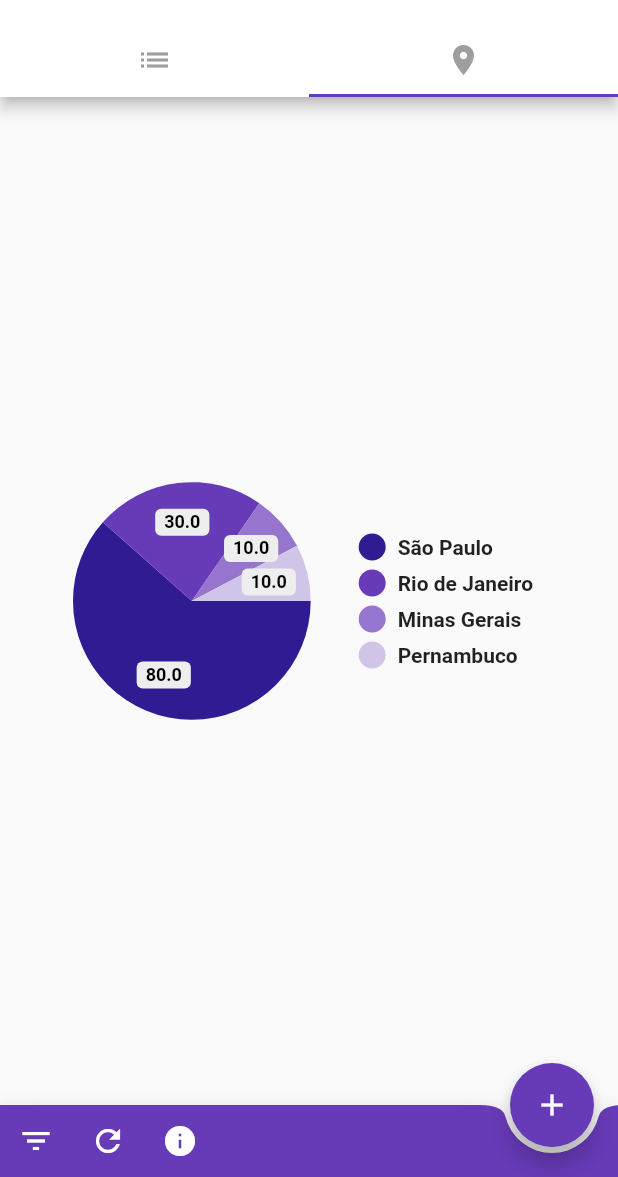
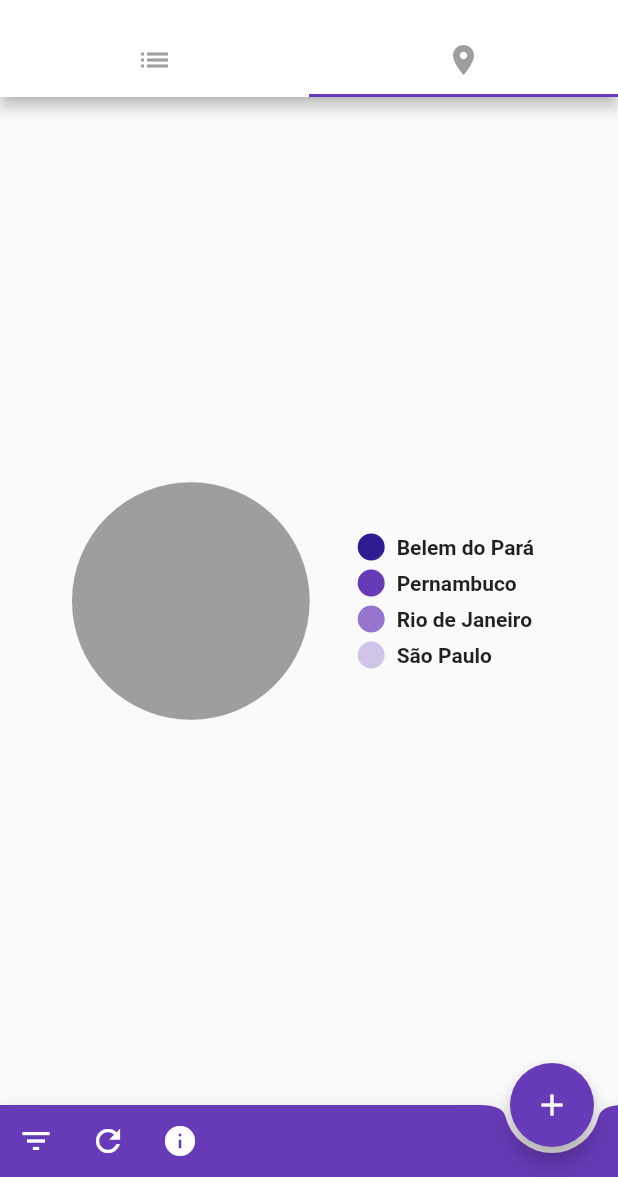
Before and after one commit to LucasPitol/CrudMaluco, a Flutter app: the screen it shows after launch, tab 2 chosen, after a tap on the "refresh" icon, on a phone screen of 412 x 824 dp, the part 59-1236 px from its top. Run offline on Flutter 3.47's test engine with Material 2 defaults, Android fonts, the phone set to English and light mode, and no system bars; drawn by our look-alikes of pie_chart; our stand-ins replace cloud_firestore; accounts and stored records are empty.

Commit message:
CD-DEV-10 tarefa 4

```diff
--- a/flutterApp/crud_maluco_app/lib/main.dart
+++ b/flutterApp/crud_maluco_app/lib/main.dart
@@ -7,6 +7,7 @@ import 'package:flutter/material.dart';
 
 import 'add_client_component.dart';
 import 'info_dialog_component.dart';
+import 'models/client.dart';
 import 'models/client_item.dart';
 
 // void main() => runApp(MyApp());
@@ -29,13 +30,90 @@ class _CDState extends State<MyApp> {
       FloatingActionButtonLocation.endDocked;
 
   List<ClientItem> clientItemList = new List<ClientItem>();
+  Map<String, double> regionalMap = new Map<String, double>();
 
   var loading = true;
+  var pieChartLoading = true;
 
   @override
   void initState() {
     super.initState();
+    this.updateData();
+  }
+
+  void getPieChartData() {
+    setState(() {
+      this.pieChartLoading = true;
+    });
+
+    this.regionalMap.clear();
+
+    var belemDoParaCount = 0.0;
+    var pernambucoCount = 0.0;
+    var rioCount = 0.0;
+    var saoPauloCount = 0.0;
+
+    dbReference
+        .collection('client')
+        .getDocuments()
+        .then((QuerySnapshot snapshot) {
+      snapshot.documents.forEach((item) {
+        var obj = item.data;
+
+        var client = Client.build(
+          address: obj['address'],
+          birthDate: obj['birthDate'],
+          city: obj['cidade'],
+          cpf: obj['cpf'],
+          email: obj['email'],
+          name: obj['name'],
+        );
+
+        var city = client.city;
+
+        switch (city) {
+          case 'Belem do Pará':
+            belemDoParaCount = belemDoParaCount + 1;
+            break;
+
+          case 'Pernambuco':
+            pernambucoCount = pernambucoCount + 1;
+            break;
+
+          case 'Rio de Janeiro':
+            rioCount = rioCount + 1;
+            break;
+
+          case 'São Paulo':
+            saoPauloCount = saoPauloCount + 1;
+            break;
+
+          default:
+            break;
+        }
+      });
+      Map<String, double> regionalMapLocal = {
+        'Belem do Pará': belemDoParaCount,
+        'Pernambuco': pernambucoCount,
+        'Rio de Janeiro': rioCount,
+        'São Paulo': saoPauloCount,
+      };
+
+      setState(() {
+        this.pieChartLoading = false;
+        this.regionalMap = regionalMapLocal;
+      });
+    }).catchError((onError) {
+      print(onError);
+      setState(() {
+        this.pieChartLoading = false;
+      });
+    });
+  }
+
+  void updateData() {
     this.getClients();
+    this.getPieChartData();
   }
 
   void getClients() {
@@ -101,7 +179,11 @@ class _CDState extends State<MyApp> {
             bottom: TabBar(
               indicatorColor: Colors.deepPurple,
               tabs: [
-                Tab(icon: Icon(Icons.list, color: Colors.grey,)),
+                Tab(
+                    icon: Icon(
+                  Icons.list,
+                  color: Colors.grey,
+                )),
                 Tab(icon: Icon(Icons.place, color: Colors.grey)),
               ],
             ),
@@ -113,7 +195,7 @@ class _CDState extends State<MyApp> {
                 child: ListagemComponent(this.loading, this.clientItemList),
               ),
               Center(
-                child: RegionalComponent(),
+                child: RegionalComponent(this.pieChartLoading, this.regionalMap),
               ),
             ],
           ),
@@ -150,7 +232,7 @@ class _CDState extends State<MyApp> {
               Icons.refresh,
               color: Colors.white,
             ),
-            onPressed: this.getClients,
+            onPressed: this.updateData,
           ),
           IconButton(
             icon: Icon(
--- a/flutterApp/crud_maluco_app/lib/regional_component.dart
+++ b/flutterApp/crud_maluco_app/lib/regional_component.dart
@@ -2,12 +2,11 @@ import 'package:flutter/material.dart';
 import 'package:pie_chart/pie_chart.dart';
 
 class RegionalComponent extends StatelessWidget {
-  Map<String, double> regionalMap = {
-    'São Paulo': 80,
-    'Rio de Janeiro': 30,
-    'Minas Gerais': 10,
-    'Pernambuco': 10,
-  };
+  final bool pieChartLoading;
+
+  final Map<String, double> regionalMap;
+
+  RegionalComponent(this.pieChartLoading, this.regionalMap);
 
   List<Color> colorList = [
     Colors.deepPurple[900],
@@ -18,6 +17,17 @@ class RegionalComponent extends StatelessWidget {
 
   @override
   Widget build(BuildContext context) {
+    if (pieChartLoading) {
+      return Container(
+        width: double.infinity,
+        alignment: Alignment.center,
+        child: Theme(
+          data: Theme.of(context).copyWith(accentColor: Colors.deepPurple),
+          child: new CircularProgressIndicator(),
+        ),
+      );
+    } else {
+      print(regionalMap);
       return Container(
         width: double.infinity,
         child: PieChart(
@@ -43,3 +53,4 @@ class RegionalComponent extends StatelessWidget {
       );
     }
   }
+}
```
Also changed, not shown: flutterApp/crud_maluco_app/lib/models/client.dart (added, +19 -0 lines). Lines whose indentation alone changed are shown as unchanged.
